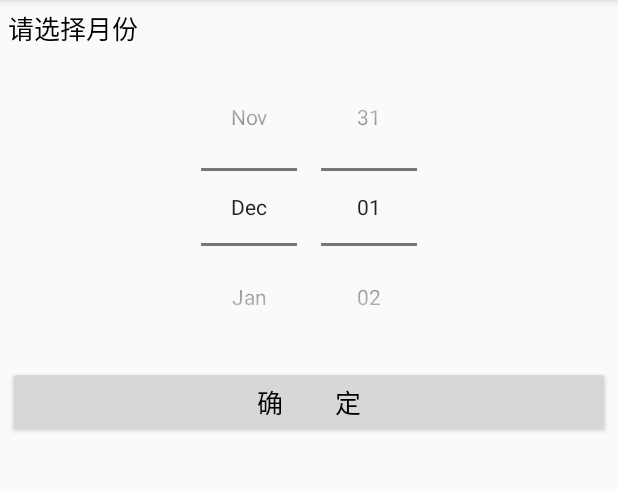
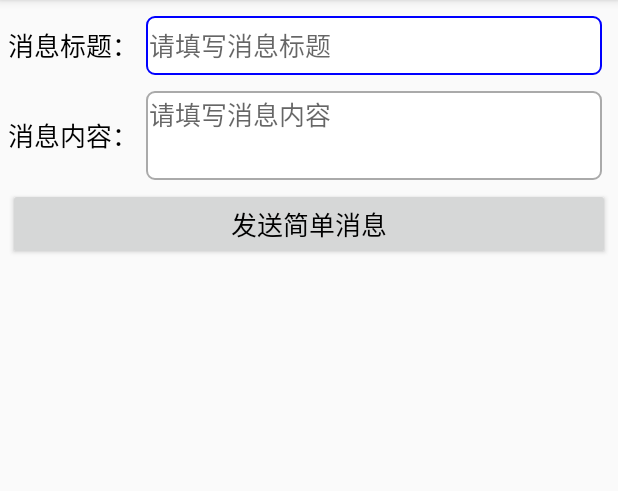
Before and after one commit to lilyOrio/zero_basis_to_project_practice, an Android app: the screen it shows after launch (MonthPickerActivity before the commit, NotifySimpleActivity after it), on a phone screen of 412 x 824 dp, the part 84-575 px from its top. Run offline under Robolectric (Android 15) with nearby library versions, the phone set to English and light mode, and no system bars.

Commit message:
8.3.1通知推送

```diff
--- /dev/null
+++ b/chapter08/app/src/main/java/com/example/myapplication/MainApplication.java
@@ -0,0 +1,30 @@
+package com.example.myapplication;
+
+import android.app.Application;
+import android.app.NotificationManager;
+import android.os.Build;
+import android.util.Log;
+
+import com.example.myapplication.util.NotifyUtil;
+
+public class MainApplication extends Application {
+    private final static String TAG = "MainApplication";
+    private static MainApplication mApp;
+
+    //单例
+    public static MainApplication getInstance() {
+        return mApp;
+    }
+
+    @Override
+    public void onCreate() {
+        super.onCreate();
+        if (Build.VERSION.SDK_INT>Build.VERSION_CODES.O){
+            //Android 8.0 开始必须为每个通知分配对应渠道
+            NotifyUtil.createNotifyChannel(this,getString(R.string.app_name),
+                    getString(R.string.app_name), NotificationManager.IMPORTANCE_LOW);
+        }
+        Log.d(TAG, "onCreate: ");
+        mApp = this;
+    }
+}
--- a/chapter08/app/src/main/java/com/example/myapplication/MeasureLayoutActivity.java
+++ b/chapter08/app/src/main/java/com/example/myapplication/MeasureLayoutActivity.java
@@ -3,7 +3,6 @@ package com.example.myapplication;
 import androidx.appcompat.app.AppCompatActivity;
 
 import android.os.Bundle;
-import android.view.View;
 import android.widget.LinearLayout;
 import android.widget.TextView;
 
--- /dev/null
+++ b/chapter08/app/src/main/java/com/example/myapplication/util/NotifyUtil.java
@@ -0,0 +1,33 @@
+package com.example.myapplication.util;
+
+import android.annotation.TargetApi;
+import android.app.Notification;
+import android.app.NotificationChannel;
+import android.app.NotificationManager;
+import android.content.Context;
+import android.os.Build;
+
+public class NotifyUtil {
+    private final static String TAG = "NotifyUtil";
+
+    @TargetApi(Build.VERSION_CODES.O)
+    //创建通知渠道。Android8.0开始必须为每个通知分配对应渠道
+    public static void createNotifyChannel(Context ctx, String channelId, String channelName, int importance) {
+
+        // 从系统服务中获取通知管理器
+        NotificationManager notifyMgr = (NotificationManager)
+                ctx.getSystemService(Context.NOTIFICATION_SERVICE);
+        if (notifyMgr.getNotificationChannel(channelId) == null) {
+        //创建指定编号/指定名称/指定级别的通知渠道
+            NotificationChannel channel = new NotificationChannel(channelId, channelName, importance);
+            channel.setSound(null,null);//设置推送通知之时的铃声。null表示静音推送
+            channel.enableLights(true);//通知渠道是否让呼吸灯闪烁
+            channel.enableVibration(true);//通知渠道是否让手机震动
+            channel.setShowBadge(true);// 通知渠道是否在应用图标的右上角展示小红点
+        // VISIBILITY_PUBLIC显示所有通知信息，VISIBILITY_PRIVATE只显示通知标题不显示通知内容，VISIBILITY_SECRET不显示任何通知信息
+            channel.setLockscreenVisibility(Notification.VISIBILITY_PRIVATE); // 设置锁屏时候的可见性
+            channel.setImportance(importance); // 设置通知渠道的重要性级别
+            notifyMgr.createNotificationChannel(channel);//创建指定通知渠道
+        }
+    }
+}
--- /dev/null
+++ b/chapter08/app/src/main/res/drawable/editext_selector.xml
@@ -0,0 +1,5 @@
+<?xml version="1.0" encoding="utf-8"?>
+<selector xmlns:android="http://schemas.android.com/apk/res/android">
+<item android:state_focused="true" android:drawable="@drawable/shape_edit_focus"/>
+    <item android:drawable="@drawable/shape_edit_normal"/>
+</selector>
--- /dev/null
+++ b/chapter08/app/src/main/res/drawable/shape_edit_focus.xml
@@ -0,0 +1,17 @@
+<?xml version="1.0" encoding="utf-8"?>
+<shape xmlns:android="http://schemas.android.com/apk/res/android">
+
+    <solid android:color="@color/white" />
+
+    <corners android:radius="5dp" />
+
+    <stroke
+        android:width="1dp"
+        android:color="#ff0000ff" />
+
+    <padding
+        android:bottom="2dp"
+        android:left="2dp"
+        android:right="2dp"
+        android:top="2dp" />
+</shape>
--- /dev/null
+++ b/chapter08/app/src/main/res/drawable/shape_edit_normal.xml
@@ -0,0 +1,18 @@
+<?xml version="1.0" encoding="utf-8"?>
+<shape xmlns:android="http://schemas.android.com/apk/res/android">
+
+    <solid android:color="@color/white"/>
+
+    <stroke
+        android:width="1dp"
+        android:color="#ffaaaaaa"/>
+
+    <corners android:radius="5dp"/>
+
+    <padding
+        android:bottom="2dp"
+        android:left="2dp"
+        android:right="2dp"
+        android:top="2dp" />
+
+</shape>
--- /dev/null
+++ b/chapter08/app/src/main/res/layout/activity_notify_simple.xml
@@ -0,0 +1,69 @@
+<?xml version="1.0" encoding="utf-8"?>
+<LinearLayout xmlns:android="http://schemas.android.com/apk/res/android"
+    android:layout_width="match_parent"
+    android:layout_height="match_parent"
+    android:orientation="vertical"
+    android:padding="5dp" >
+
+    <LinearLayout
+        android:layout_width="match_parent"
+        android:layout_height="50dp"
+        android:orientation="horizontal">
+        <TextView
+            android:layout_width="wrap_content"
+            android:layout_height="match_parent"
+            android:gravity="center"
+            android:text="消息标题："
+            android:textColor="@color/black"
+            android:textSize="17sp" />
+
+        <EditText
+            android:id="@+id/et_title"
+            android:layout_width="0dp"
+            android:layout_height="match_parent"
+            android:layout_weight="1"
+            android:layout_margin="5dp"
+            android:background="@drawable/editext_selector"
+            android:hint="请填写消息标题"
+            android:textColor="@color/black"
+            android:textSize="17sp" />
+    </LinearLayout>
+
+
+    <LinearLayout
+        android:layout_width="match_parent"
+        android:layout_height="70dp"
+        android:orientation="horizontal">
+
+        <TextView
+            android:layout_width="wrap_content"
+            android:layout_height="match_parent"
+            android:gravity="center"
+            android:text="消息内容："
+            android:textColor="@color/black"
+            android:textSize="17sp" />
+
+        <EditText
+            android:id="@+id/et_message"
+            android:layout_width="0dp"
+            android:layout_height="match_parent"
+            android:layout_weight="1"
+            android:gravity="top"
+            android:layout_margin="5dp"
+            android:background="@drawable/editext_selector"
+            android:hint="请填写消息内容"
+            android:textColor="@color/black"
+            android:textSize="17sp" />
+
+    </LinearLayout>
+
+    <Button
+        android:id="@+id/btn_send_simple"
+        android:layout_width="match_parent"
+        android:layout_height="wrap_content"
+        android:gravity="center"
+        android:text="发送简单消息"
+        android:textColor="@color/black"
+        android:textSize="17sp" />
+
+</LinearLayout>
```
Also changed, not shown: chapter08/app/src/main/AndroidManifest.xml (+7 -3 lines), chapter08/app/src/main/java/com/example/myapplication/NotifyChannelActivity.java (added, +39 -0 lines), chapter08/app/src/main/java/com/example/myapplication/NotifySimpleActivity.java (added, +81 -0 lines), chapter08/app/src/main/java/com/example/myapplication/util/ViewUtil.java (added, +23 -0 lines), chapter08/app/src/main/res/layout/activity_notify_channel.xml (added, +94 -0 lines), chapter08/app/src/main/res/drawable-xhdpi/ic_app.png (added), chapter08/app/src/main/res/drawable-xhdpi/ic_arrow.png (added), chapter08/app/src/main/res/drawable-xhdpi/ic_header.png (added), chapter08/app/src/main/res/drawable-xhdpi/icon_point_c.png (added), chapter08/app/src/main/res/drawable-xhdpi/icon_point_n.png (added), chapter08/app/src/main/res/drawable-xhdpi/tt.png (added), chapter08/app/src/main/res/drawable-xhdpi/tt_s.jpg (added).
